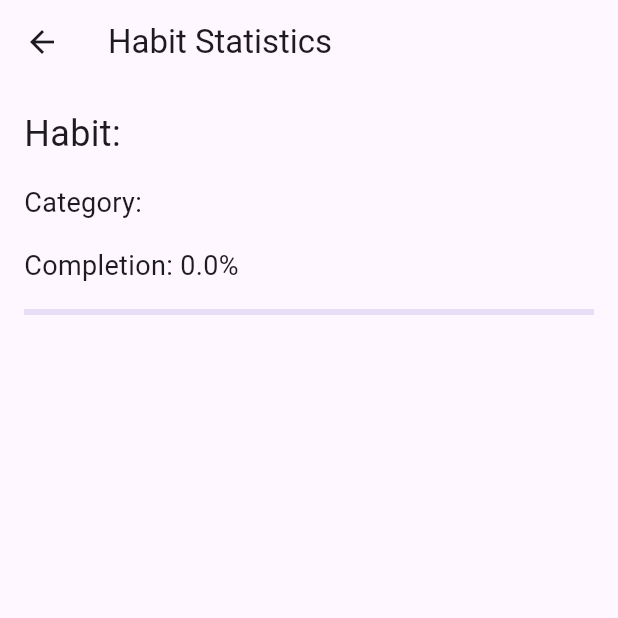
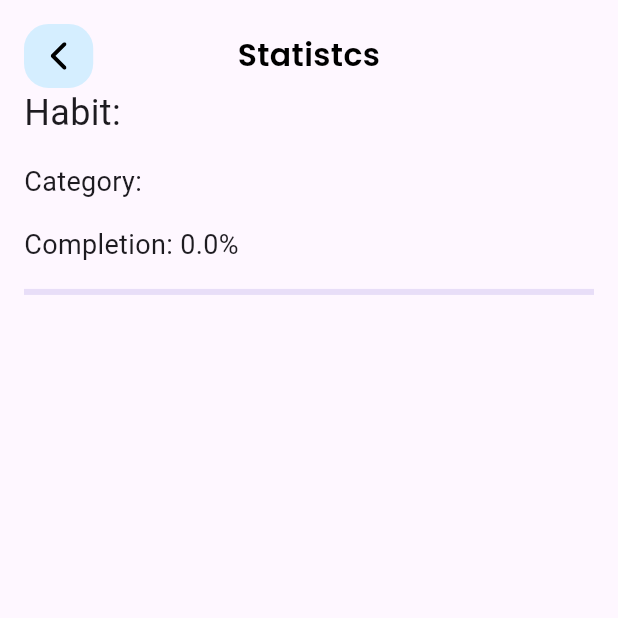
Before and after one commit to pankaj104/hard_challenge, a Flutter app: the StatisticsScreen screen opened directly with empty values, on a phone screen of 412 x 824 dp, the top half of it. Run offline on Flutter 3.47's test engine with Material 3 defaults, Android fonts, the phone set to English and light mode, and no system bars; our stand-ins replace flutter_colorpicker, flutter_screenutil, flutter_svg, font_awesome_flutter, google_fonts and 2 more; missing offline and left inert: dart:ffi, flutter_iconpicker.

```diff
--- a/lib/features/statistics/statistics_screen.dart
+++ b/lib/features/statistics/statistics_screen.dart
@@ -1,5 +1,9 @@
 import 'package:flutter/material.dart';
+import 'package:flutter_screenutil/flutter_screenutil.dart';
 import '../../model/habit_model.dart';
+import '../../utils/image_resource.dart';
+import '../../widgets/headingH2_widget.dart';
+import '../../widgets/icon_button_widget.dart';
 
 class StatisticsScreen extends StatelessWidget {
   final Habit habit;
@@ -12,13 +16,33 @@ class StatisticsScreen extends StatelessWidget {
 
     return Scaffold(
       appBar: AppBar(
-        title: const Text('Habit Statistics'),
+        toolbarHeight: 0,
       ),
       body: Padding(
         padding: const EdgeInsets.all(16.0),
+        child: SingleChildScrollView(
           child: Column(
             crossAxisAlignment: CrossAxisAlignment.start,
             children: [
+              Row(
+                children: [
+                  IconButtonWidget(icon: ImageResource.backIcon,
+                      onPressed: (){
+                        Navigator.pop(context);
+                      } ),
+
+                  Expanded(
+                    child: Center(
+                      child: HeadingH2Widget("Statistcs"),
+                    ),
+                  ),
+                  SizedBox(
+                    width: 42.w,
+                  ),
+                ],
+              ),
+
+
               Text('Habit: ${habit.title}', style: const TextStyle(fontSize: 24)),
               const SizedBox(height: 16),
               Text('Category: ${habit.category}', style: const TextStyle(fontSize: 18)),
@@ -29,6 +53,7 @@ class StatisticsScreen extends StatelessWidget {
             ],
           ),
         ),
+      ),
     );
   }
 }
--- a/lib/model/habit_model.dart
+++ b/lib/model/habit_model.dart
@@ -44,6 +44,11 @@ class Habit {
     this.startDate,
     this.endDate,
   });
+
+  @override
+  String toString() {
+    return 'Habit(title: $title, category: $category, notificationTime: $notificationTime, taskType: $taskType, repeatType: $repeatType, timer: $timer, value: $value, progress: $progress, days: $days, startDate: $startDate, endDate: $endDate, selectedDates: $selectedDates)';
+  }
 
   double getCompletionPercentage() {
     int totalDays = 0;
--- a/lib/utils/image_resource.dart
+++ b/lib/utils/image_resource.dart
@@ -6,5 +6,6 @@ class ImageResource{
   static const String eventIcon = 'assets/images/event.png';
   static const String calenderIcon = 'assets/images/calenderIcon.svg';
   static const String closeIcon = 'assets/images/closeIcon.svg';
+  static const String backIcon = 'assets/images/back_icon.svg';
 
 }
--- /dev/null
+++ b/lib/widgets/icon_button_widget.dart
@@ -0,0 +1,35 @@
+import 'package:flutter/material.dart';
+import 'package:flutter_screenutil/flutter_screenutil.dart';
+import 'package:flutter_svg/svg.dart';
+
+import '../utils/colors.dart';
+
+class IconButtonWidget extends StatelessWidget {
+  final String icon;
+  final VoidCallback onPressed;
+   IconButtonWidget({super.key, required this.icon, required this.onPressed});
+
+  @override
+  Widget build(BuildContext context) {
+    return GestureDetector(
+      onTap: onPressed,
+      child: Container(
+          height: 42.h,
+          width: 42.w,
+          decoration: BoxDecoration(
+            color: ColorStrings.lightSkyBlue,
+            borderRadius: BorderRadius.circular(16.r),
+          ),
+          child: Padding(
+            padding:  EdgeInsets.all(12.h),
+            child: SvgPicture.asset(
+              icon,
+              color: ColorStrings.blackColor,
+              width: 12.w,
+              height: 12.h,
+            ),
+          )
+      ),
+    );
+  }
+}
--- a/pubspec.yaml
+++ b/pubspec.yaml
@@ -48,7 +48,7 @@ dependencies:
   flutter_iconpicker: ^3.3.3
   flutter_screenutil: ^5.9.3
   flutter_svg: ^2.0.10+1
-  google_fonts: ^6.2.1
+  google_fonts: 6.1.0
 
 dev_dependencies:
   flutter_test:
```
Also changed, not shown: lib/features/addChallenge/add_challenge_screen.dart (+69 -72 lines), assets/images/back_icon.svg (added), assets/images/closeIcon.svg, pubspec.lock. Lines whose indentation alone changed are shown as unchanged.
